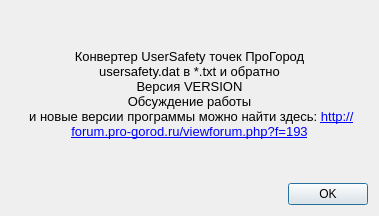
This is ui/aboutdialog.ui in aunoor/pgsconverter as Qt 5 draws it before an edit. The edited form follows.
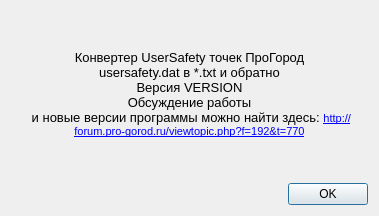
This is the edited form. Icons and pictures are not drawn.

Commit message: version bump & forum link

Patch:
```diff
--- a/ui/aboutdialog.ui
+++ b/ui/aboutdialog.ui
@@ -41,7 +41,7 @@
 &lt;p align=&quot;center&quot; style=&quot; margin-top:0px; margin-bottom:0px; margin-left:0px; margin-right:0px; -qt-block-indent:0; text-indent:0px;&quot;&gt;&lt;span style=&quot; font-family:'Sans'; font-size:10pt;&quot;&gt;Версия VERSION&lt;/span&gt;&lt;/p&gt;
 &lt;p align=&quot;center&quot; style=&quot; margin-top:0px; margin-bottom:0px; margin-left:0px; margin-right:0px; -qt-block-indent:0; text-indent:0px;&quot;&gt;&lt;img src=&quot;:/gui/icons/map_edit.png&quot; /&gt;&lt;/p&gt;
 &lt;p align=&quot;center&quot; style=&quot; margin-top:0px; margin-bottom:0px; margin-left:0px; margin-right:0px; -qt-block-indent:0; text-indent:0px;&quot;&gt;&lt;span style=&quot; font-family:'Sans'; font-size:10pt;&quot;&gt;Обсуждение работы&lt;/span&gt;&lt;/p&gt;
-&lt;p align=&quot;center&quot; style=&quot; margin-top:0px; margin-bottom:0px; margin-left:0px; margin-right:0px; -qt-block-indent:0; text-indent:0px;&quot;&gt;&lt;span style=&quot; font-family:'Sans'; font-size:10pt;&quot;&gt; и новые версии программы можно найти здесь: &lt;/span&gt;&lt;a href=&quot;http://forum.pro-gorod.ru/viewtopic.php?f=192&amp;amp;t=707&quot;&gt;&lt;span style=&quot; font-size:10pt; text-decoration: underline; color:#0000ff;&quot;&gt;http://forum.pro-gorod.ru/viewforum.php?f=193&lt;/span&gt;&lt;/a&gt;&lt;/p&gt;&lt;/body&gt;&lt;/html&gt;</string>
+&lt;p align=&quot;center&quot; style=&quot; margin-top:0px; margin-bottom:0px; margin-left:0px; margin-right:0px; -qt-block-indent:0; text-indent:0px;&quot;&gt;&lt;span style=&quot; font-family:'Sans'; font-size:10pt;&quot;&gt; и новые версии программы можно найти здесь: &lt;/span&gt;&lt;a href=&quot;http://forum.pro-gorod.ru/viewtopic.php?f=192&amp;amp;t=770&quot;&gt;&lt;span style=&quot; text-decoration: underline; color:#0000ff;&quot;&gt;http://forum.pro-gorod.ru/viewtopic.php?f=192&amp;amp;t=770&lt;/span&gt;&lt;/a&gt;&lt;/p&gt;&lt;/body&gt;&lt;/html&gt;</string>
         </property>
         <property name="wordWrap">
          <bool>true</bool>
```
The commit also changes 1 other file.
